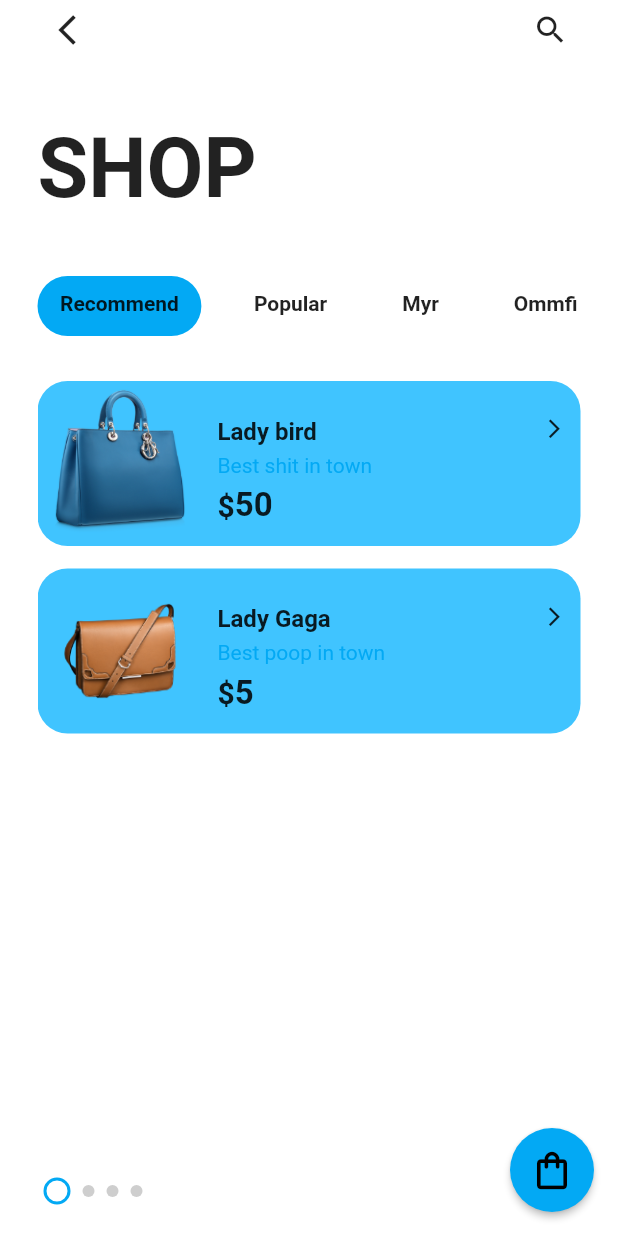
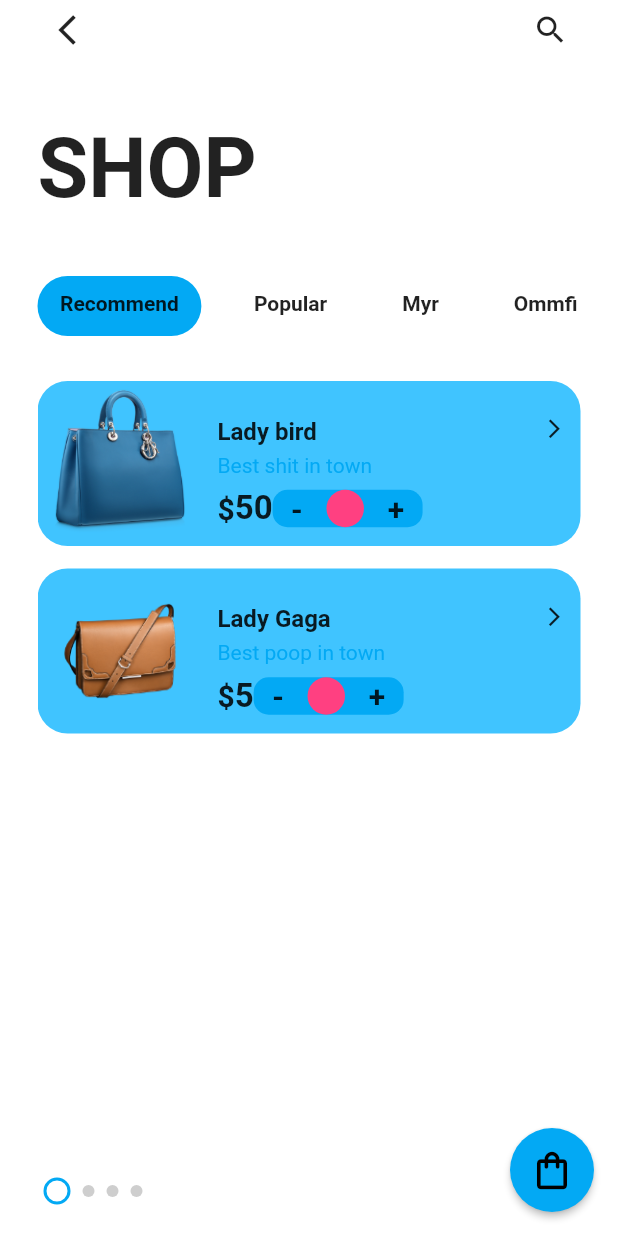
Before and after one commit to notBlue-org/cuddlyApp, a Flutter app: the screen it shows after launch, on a phone screen of 412 x 824 dp. Run offline on Flutter 3.47's test engine with Material 2 defaults, Android fonts, the phone set to English and light mode, and no system bars; drawn by our look-alikes of smooth_page_indicator.

Commit message:
quantity added

```diff
--- a/lib/widgets/diary_item.dart
+++ b/lib/widgets/diary_item.dart
@@ -40,11 +40,10 @@ class diaryItem extends StatelessWidget {
                                 fontSize: 16,
                                 fontWeight: FontWeight.bold,
                                 height:1.5,
-
                               ),),
                             Icon(Icons.arrow_forward_ios_outlined,
                                 size:15
-                            )
+                            ),
                           ],
                         ),
 
@@ -68,6 +67,46 @@ class diaryItem extends StatelessWidget {
                                 fontSize: 22,
                               ),
                             ),
+                              SizedBox(height:30),
+                              Align(
+                               alignment: Alignment(0.1,0),
+                               child: Container(
+                                 height: 25,
+                                 width: 100,
+                                 decoration: BoxDecoration(
+                                   color: kPrimaryColor,
+                                   borderRadius: BorderRadius.circular(10),
+                                 ),
+                                 child:Row(
+                                   mainAxisAlignment: MainAxisAlignment.spaceEvenly,
+                                   children: [
+                                     Text('-',
+                                     style: TextStyle(
+                                       fontSize: 20,
+                                       fontWeight: FontWeight.bold,
+                                     ),),
+                                     Container(
+                                       padding: EdgeInsets.all(12),
+                                       decoration: BoxDecoration(
+                                         shape: BoxShape.circle,
+                                         color: Colors.pinkAccent,
+                                       ),
+                                       child: Text(prod.quantity.toString(),
+                                       style: TextStyle(
+                                         color: Colors.white,
+                                         fontWeight: FontWeight.bold,
+
+                                       ),),
+                                     ),
+                                     Text('+',
+                                       style: TextStyle(
+                                         fontSize: 20,
+                                         fontWeight: FontWeight.bold,
+                                       ),)
+                                   ],
+                                 ) ,
+                               ),
+                              )
                           ],
                         )
                       ]
```
Also changed, not shown: pubspec.lock, 1 other file.
